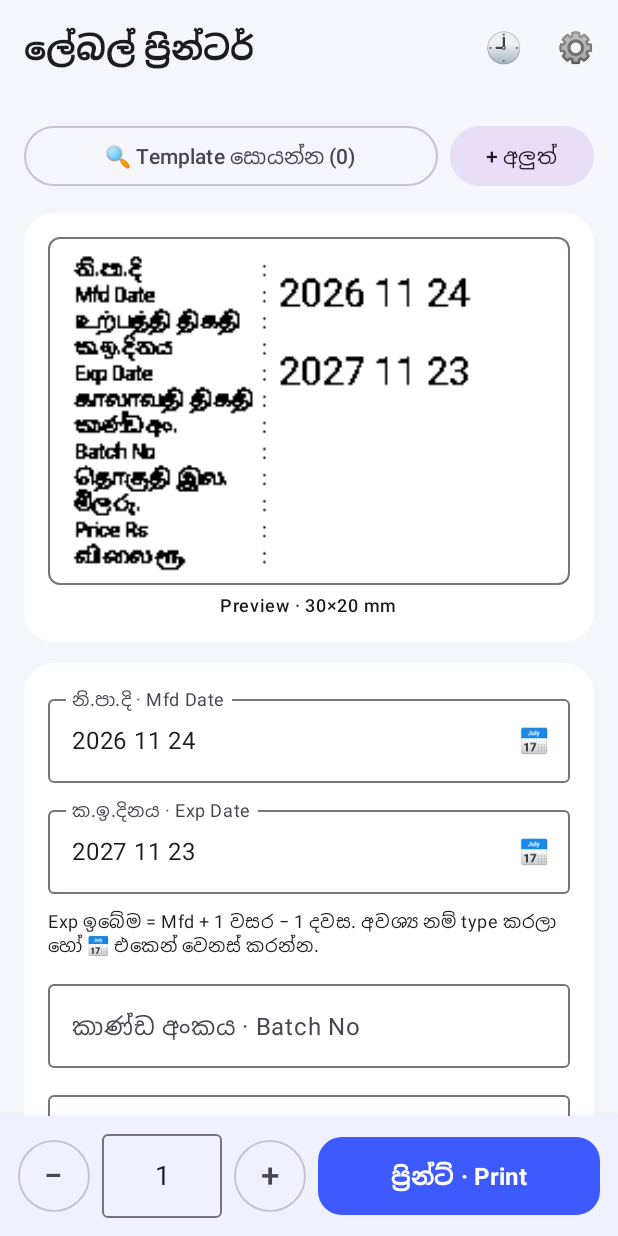
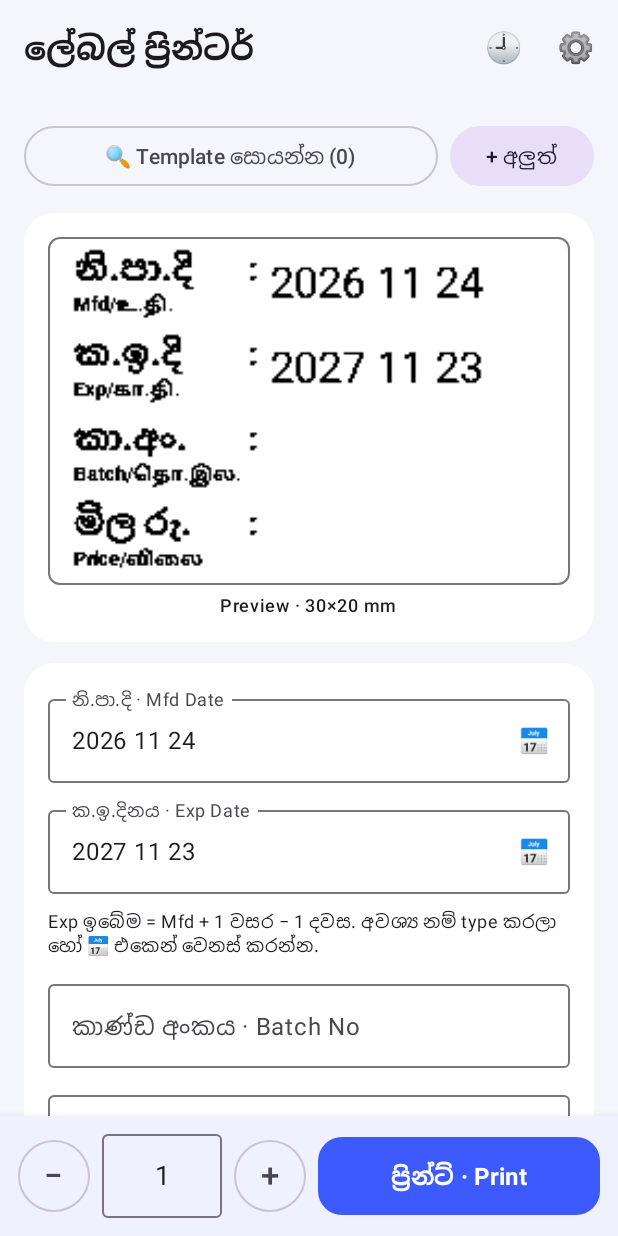
Before and after one commit to Maleeshapathirana/labelprinter, an Android app built with Jetpack Compose: the screen it shows after launch (MainActivity), on a phone screen of 412 x 824 dp. Run offline under Robolectric (Android 15) with nearby library versions, the phone set to English and light mode, and no system bars.

Commit message:
Add files via upload

```diff
--- a/app/src/main/java/lk/labelprint/MainActivity.kt
+++ b/app/src/main/java/lk/labelprint/MainActivity.kt
@@ -106,10 +106,10 @@ fun NumField(label: String, v: Int, lo: Int, hi: Int, mod: Modifier, on: (Int) -
 }
 
 @Composable
-fun MarginSlider(label: String, v: Float, on: (Float) -> Unit) {
+fun MarginSlider(label: String, v: Float, hi: Float = 6f, on: (Float) -> Unit) {
     Row(verticalAlignment = Alignment.CenterVertically) {
         Text(label, Modifier.width(54.dp), fontSize = 13.sp)
-        Slider(v, { on((it * 2).roundToInt() / 2f) }, Modifier.weight(1f), valueRange = 0f..6f, steps = 11)
+        Slider(v, { on((it * 2).roundToInt() / 2f) }, Modifier.weight(1f), valueRange = 0f..hi, steps = (hi * 2).toInt() - 1)
         Text("$v mm", Modifier.width(54.dp), fontSize = 13.sp, textAlign = TextAlign.End)
     }
 }
@@ -314,11 +314,12 @@ fun Root(ctx: Context, store: Store, cfg: Cfg, setCfg: (Cfg) -> Unit) {
                     }
                     Text("අකුරු ප්‍රමාණය ${(t.scale * 100).toInt()}%", fontSize = 13.sp)
                     Slider(t.scale, { t = t.copy(scale = it) }, valueRange = 0.7f..1.3f)
-                    Text("Margins (mm)", fontWeight = FontWeight.Bold)
+                    Text("Margins & section space (mm)", fontWeight = FontWeight.Bold)
                     MarginSlider("Left", t.ml) { t = t.copy(ml = it) }
                     MarginSlider("Right", t.mr) { t = t.copy(mr = it) }
                     MarginSlider("Top", t.mt) { t = t.copy(mt = it) }
                     MarginSlider("Bottom", t.mb) { t = t.copy(mb = it) }
+                    MarginSlider("Space", t.sp, 2f) { t = t.copy(sp = it) }
                     Text("Label text (සිංහල · English · தமிழ்)", fontWeight = FontWeight.Bold)
                     val small = TextStyle(fontSize = 13.sp)
                     for (i in 0..3) Row(horizontalArrangement = Arrangement.spacedBy(4.dp)) {
--- a/app/src/main/java/lk/labelprint/Printer.kt
+++ b/app/src/main/java/lk/labelprint/Printer.kt
@@ -17,7 +17,7 @@ import java.util.UUID
 const val DPM = 8 // dots per mm (203 dpi)
 val SPP: UUID = UUID.fromString("00001101-0000-1000-8000-00805F9B34FB")
 
-/** Label bitmap (pure black/white). 3 languages stacked per row; optional rotated weight strip on the left. */
+/** Label bitmap (pure black/white): large Sinhala label, small "English/Tamil" line, aligned value column, optional rotated weight strip. */
 fun renderLabel(t: Tpl): Bitmap {
     val w = t.w * DPM
     val h = t.h * DPM
@@ -28,16 +28,18 @@ fun renderLabel(t: Tpl): Bitmap {
         color = Color.BLACK
         typeface = if (bold) Typeface.DEFAULT_BOLD else Typeface.DEFAULT
     }
-    val lp = paint(true)
-    val v = paint(false)
+    val lp = paint(true)   // Sinhala label (large)
+    val ep = paint(true)   // English/Tamil (small)
+    val v = paint(false)   // value
     val ml = t.ml * DPM
     val mr = t.mr * DPM
     val mt = t.mt * DPM
     val mb = t.mb * DPM
-    val rh = (h - mt - mb) / 4f
-    val pitch = rh / 3f
-    lp.textSize = pitch * 0.82f * t.scale
-    v.textSize = rh * 0.5f * t.scale
+    val gap = t.sp * DPM
+    val rh = (h - mt - mb - 3 * gap) / 4f
+    lp.textSize = rh * 0.46f * t.scale
+    ep.textSize = rh * 0.26f * t.scale
+    v.textSize = rh * 0.57f * t.scale
 
     // optional weight text, rotated 90° (reads bottom -> top) on the left edge
     var cl = ml
@@ -45,7 +47,7 @@ fun renderLabel(t: Tpl): Bitmap {
         val txt = (t.wPre.trim() + " " + t.wt.trim()).trim()
         val wp = paint(false)
         wp.textAlign = Paint.Align.CENTER
-        wp.textSize = rh * 0.42f * t.scale
+        wp.textSize = rh * 0.4f * t.scale
         val len = h - mt - mb
         val tw = wp.measureText(txt)
         if (tw > len && tw > 0f) wp.textSize *= len / tw
@@ -60,10 +62,10 @@ fun renderLabel(t: Tpl): Bitmap {
         cl = ml + sw + 3f
     }
 
-    val langs = listOf(t.si, t.en, t.ta)
-    var leftW = langs.maxOf { l -> l.maxOf { lp.measureText(it) } }
+    val small = (0..3).map { listOf(t.en[it], t.ta[it]).filter { s -> s.isNotBlank() }.joinToString("/") }
+    var leftW = (0..3).maxOf { maxOf(lp.measureText(t.si[it]), ep.measureText(small[it])) }
     val cap = w * 0.6f - cl - 10f
-    if (leftW > cap && cap > 10f) { lp.textSize *= cap / leftW; leftW = cap }
+    if (leftW > cap && cap > 10f) { val f = cap / leftW; lp.textSize *= f; ep.textSize *= f; leftW = cap }
     val colonX = cl + leftW + 3f
     val vx = colonX + lp.measureText(":") + 5f
     val vals = t.values()
@@ -73,12 +75,11 @@ fun renderLabel(t: Tpl): Bitmap {
     val vf = v.fontMetrics
 
     for (i in 0..3) {
-        val y0 = mt + i * rh
-        for (j in 0..2) {
-            val base = y0 + pitch * j + pitch * 0.82f
-            c.drawText(langs[j][i], cl, base, lp)
-            c.drawText(":", colonX, base, lp)
-        }
+        val y0 = mt + i * (rh + gap)
+        val bs = y0 + lp.textSize
+        c.drawText(t.si[i], cl, bs, lp)
+        c.drawText(":", colonX, bs, lp)
+        c.drawText(small[i], cl, y0 + rh * 0.86f, ep)
         c.drawText(vals[i], vx, y0 + rh / 2f - (vf.ascent + vf.descent) / 2f, v)
     }
 
--- a/app/src/main/java/lk/labelprint/Store.kt
+++ b/app/src/main/java/lk/labelprint/Store.kt
@@ -13,6 +13,13 @@ val DF: DateTimeFormatter = DateTimeFormatter.ofPattern("uuuu MM dd").withResolv
 val TF: DateTimeFormatter = DateTimeFormatter.ofPattern("MM-dd HH:mm")
 fun today(): String = LocalDate.now().format(DF)
 fun plusYear(s: String): String = runCatching { LocalDate.parse(s, DF).plusYears(1).minusDays(1).format(DF) }.getOrDefault(s)
+/** Old default label texts -> new short forms (so saved templates keep working). */
+val MIG = mapOf(
+    "නිශ්. දිනය" to "නි.පා.දි", "ක.ඉ.දිනය" to "ක.ඉ.දි", "කාණ්ඩ අං." to "කා.අං.",
+    "Mfd Date" to "Mfd", "Exp Date" to "Exp", "Batch No" to "Batch", "Price Rs" to "Price",
+    "உற்பத்தி திகதி" to "உ.தி.", "காலாவதி திகதி" to "கா.தி.", "தொகுதி இல." to "தொ.இல.", "விலை ரூ." to "விலை",
+)
+fun mig(x: String): String = MIG[x] ?: x
 fun isDate(s: String): Boolean = runCatching { LocalDate.parse(s, DF) }.isSuccess
 fun fmtTime(ts: Long): String = Instant.ofEpochMilli(ts).atZone(ZoneId.systemDefault()).format(TF)
 
@@ -23,10 +30,10 @@ data class Tpl(
     val batch: String = "",
     val price: String = "",
     val w: Int = 30, val h: Int = 20, val gap: Int = 2, val scale: Float = 1f,
-    val ml: Float = 1.5f, val mr: Float = 1.5f, val mt: Float = 1f, val mb: Float = 1f,
-    val si: List<String> = listOf("නි.පා.දි", "ක.ඉ.දිනය", "කාණ්ඩ අං.", "මිල රු."),
-    val en: List<String> = listOf("Mfd Date", "Exp Date", "Batch No", "Price Rs"),
-    val ta: List<String> = listOf("உற்பத்தி திகதி", "காலாவதி திகதி", "தொகுதி இல.", "விலை ரூ."),
+    val ml: Float = 1.5f, val mr: Float = 1f, val mt: Float = 0.5f, val mb: Float = 0.5f, val sp: Float = 0.5f,
+    val si: List<String> = listOf("නි.පා.දි", "ක.ඉ.දි", "කා.අං.", "මිල රු."),
+    val en: List<String> = listOf("Mfd", "Exp", "Batch", "Price"),
+    val ta: List<String> = listOf("உ.தி.", "கா.தி.", "தொ.இல.", "விலை"),
     val wOn: Boolean = false, val wt: String = "", val wPre: String = "ශුද්ධ බර",
 ) {
     fun values() = listOf(mfd, exp, batch, price)
@@ -37,7 +44,7 @@ data class Tpl(
     fun toJson(): JSONObject = JSONObject()
         .put("name", name).put("mfd", mfd).put("exp", exp).put("batch", batch).put("price", price)
         .put("w", w).put("h", h).put("gap", gap).put("scale", scale.toDouble())
-        .put("ml", ml.toDouble()).put("mr", mr.toDouble()).put("mt", mt.toDouble()).put("mb", mb.toDouble())
+        .put("sp", sp.toDouble()).put("ml", ml.toDouble()).put("mr", mr.toDouble()).put("mt", mt.toDouble()).put("mb", mb.toDouble())
         .put("si", JSONArray(si)).put("en", JSONArray(en)).put("ta", JSONArray(ta))
         .put("wOn", wOn).put("wt", wt).put("wPre", wPre)
 
@@ -51,8 +58,8 @@ data class Tpl(
                 o.optString("name"), o.optString("mfd", d.mfd), o.optString("exp", d.exp),
                 o.optString("batch"), o.optString("price"),
                 o.optInt("w", 30), o.optInt("h", 20), o.optInt("gap", 2), f("scale", 1f),
-                f("ml", d.ml), f("mr", d.mr), f("mt", d.mt), f("mb", d.mb),
-                l("si", d.si).map { if (it == "නිශ්. දිනය") "නි.පා.දි" else it }, l("en", d.en), l("ta", d.ta),
+                f("ml", d.ml), f("mr", d.mr), f("mt", d.mt), f("mb", d.mb), f("sp", d.sp),
+                l("si", d.si).map(::mig), l("en", d.en).map(::mig), l("ta", d.ta).map(::mig),
                 o.optBoolean("wOn", false), o.optString("wt"), o.optString("wPre", d.wPre)
             )
         }
```
